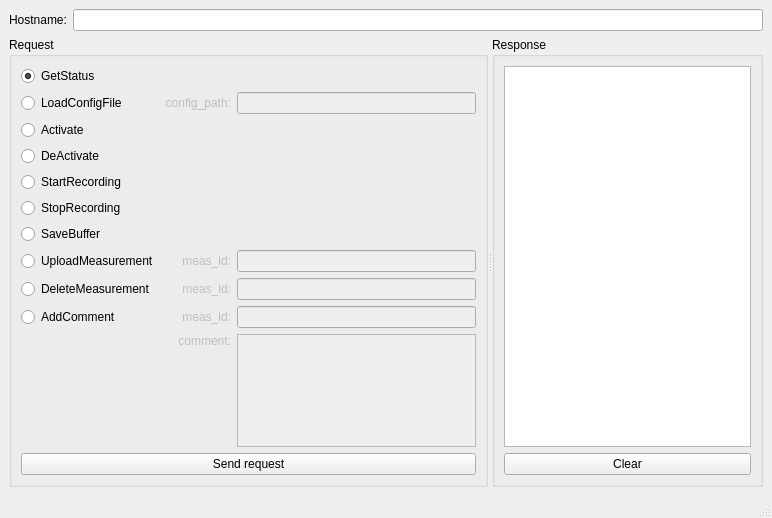
Above: samples/cpp/services/rec_server_service_gui/src/rec_server_service_gui.ui from eclipse-ecal/ecal before the change. Below: the same form after it.
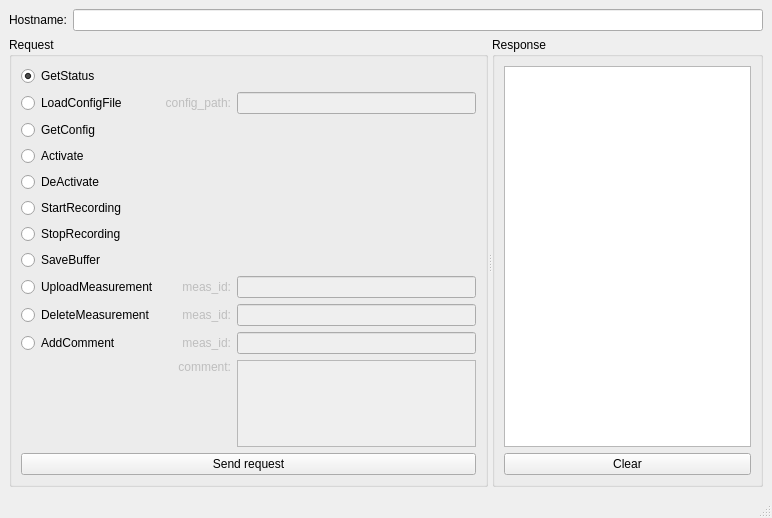
That is the form after the change. Icons and pictures are not drawn.

Diff of the .ui file:
```diff
--- a/samples/cpp/services/rec_server_service_gui/src/rec_server_service_gui.ui
+++ b/samples/cpp/services/rec_server_service_gui/src/rec_server_service_gui.ui
@@ -49,6 +49,13 @@
         <string>Request</string>
        </property>
        <layout class="QGridLayout" name="gridLayout">
+        <item row="11" column="2">
+         <widget class="QTextEdit" name="request_add_comment_param_comment_textedit">
+          <property name="enabled">
+           <bool>false</bool>
+          </property>
+         </widget>
+        </item>
         <item row="1" column="1">
          <widget class="QLabel" name="label">
           <property name="enabled">
@@ -62,28 +69,14 @@
           </property>
          </widget>
         </item>
-        <item row="4" column="0">
-         <widget class="QRadioButton" name="request_start_recording_radiobutton">
-          <property name="text">
-           <string>StartRecording</string>
+        <item row="9" column="2">
+         <widget class="QLineEdit" name="request_delete_measurement_lineedit">
+          <property name="enabled">
+           <bool>false</bool>
           </property>
          </widget>
         </item>
-        <item row="8" column="0">
-         <widget class="QRadioButton" name="request_delete_measurement_radiobutton">
-          <property name="text">
-           <string>DeleteMeasurement</string>
-          </property>
-         </widget>
-        </item>
-        <item row="3" column="0">
-         <widget class="QRadioButton" name="request_deactivate_radiobutton">
-          <property name="text">
-           <string>DeActivate</string>
-          </property>
-         </widget>
-        </item>
-        <item row="5" column="0">
+        <item row="6" column="0">
          <widget class="QRadioButton" name="request_stop_recording_radiobutton">
           <property name="text">
            <string>StopRecording</string>
@@ -91,128 +84,27 @@
          </widget>
         </item>
         <item row="7" column="0">
-         <widget class="QRadioButton" name="request_upload_measurement_radiobutton">
-          <property name="text">
-           <string>UploadMeasurement</string>
-          </property>
-         </widget>
-        </item>
-        <item row="1" column="0">
-         <widget class="QRadioButton" name="request_load_config_file_radiobutton">
-          <property name="text">
-           <string>LoadConfigFile</string>
-          </property>
-         </widget>
-        </item>
-        <item row="1" column="2">
-         <widget class="QLineEdit" name="request_load_config_file_param_config_path_lineedit">
-          <property name="enabled">
-           <bool>false</bool>
-          </property>
-         </widget>
-        </item>
-        <item row="6" column="0">
          <widget class="QRadioButton" name="request_save_buffer_radiobutton">
           <property name="text">
            <string>SaveBuffer</string>
           </property>
          </widget>
         </item>
-        <item row="7" column="1">
-         <widget class="QLabel" name="label_3">
-          <property name="enabled">
-           <bool>false</bool>
-          </property>
-          <property name="text">
-           <string>meas_id:</string>
-          </property>
-          <property name="alignment">
-           <set>Qt::AlignRight|Qt::AlignTrailing|Qt::AlignVCenter</set>
-          </property>
-         </widget>
-        </item>
-        <item row="7" column="2">
-         <widget class="QLineEdit" name="request_upload_measurement_param_meas_id_lineedit">
-          <property name="enabled">
-           <bool>false</bool>
-          </property>
-          <property name="inputMethodHints">
-           <set>Qt::ImhDigitsOnly|Qt::ImhPreferNumbers</set>
-          </property>
-         </widget>
-        </item>
-        <item row="2" column="0">
-         <widget class="QRadioButton" name="request_activate_radiobutton">
-          <property name="text">
-           <string>Activate</string>
-          </property>
-         </widget>
-        </item>
-        <item row="9" column="2">
-         <widget class="QLineEdit" name="request_add_comment_param_meas_id_lineedit">
-          <property name="enabled">
-           <bool>false</bool>
-          </property>
-          <property name="inputMethodHints">
-           <set>Qt::ImhDigitsOnly</set>
-          </property>
-         </widget>
-        </item>
-        <item row="8" column="1">
-         <widget class="QLabel" name="label_6">
-          <property name="enabled">
-           <bool>false</bool>
-          </property>
-          <property name="text">
-           <string>meas_id:</string>
-          </property>
-          <property name="alignment">
-           <set>Qt::AlignRight|Qt::AlignTrailing|Qt::AlignVCenter</set>
-          </property>
-         </widget>
-        </item>
-        <item row="10" column="2">
-         <widget class="QTextEdit" name="request_add_comment_param_comment_textedit">
-          <property name="enabled">
-           <bool>false</bool>
-          </property>
-         </widget>
-        </item>
         <item row="9" column="0">
-         <widget class="QRadioButton" name="request_add_comment_radiobutton">
+         <widget class="QRadioButton" name="request_delete_measurement_radiobutton">
           <property name="text">
-           <string>AddComment</string>
-          </property>
-         </widget>
-        </item>
-        <item row="9" column="1">
-         <widget class="QLabel" name="label_4">
-          <property name="enabled">
-           <bool>false</bool>
-          </property>
-          <property name="text">
-           <string>meas_id:</string>
-          </property>
-          <property name="alignment">
-           <set>Qt::AlignRight|Qt::AlignTrailing|Qt::AlignVCenter</set>
-          </property>
-         </widget>
-        </item>
-        <item row="11" column="0" colspan="3">
-         <widget class="QPushButton" name="send_request_button">
-          <property name="text">
-           <string>Send request</string>
+           <string>DeleteMeasurement</string>
           </property>
          </widget>
         </item>
         <item row="8" column="2">
-         <widget class="QLineEdit" name="request_delete_measurement_lineedit">
+         <widget class="QLineEdit" name="request_upload_measurement_param_meas_id_lineedit">
           <property name="enabled">
            <bool>false</bool>
           </property>
          </widget>
         </item>
-        <item row="10" column="1">
+        <item row="11" column="1">
          <widget class="QLabel" name="label_5">
           <property name="enabled">
            <bool>false</bool>
@@ -235,6 +127,118 @@
           </property>
          </widget>
         </item>
+        <item row="5" column="0">
+         <widget class="QRadioButton" name="request_start_recording_radiobutton">
+          <property name="text">
+           <string>StartRecording</string>
+          </property>
+         </widget>
+        </item>
+        <item row="8" column="0">
+         <widget class="QRadioButton" name="request_upload_measurement_radiobutton">
+          <property name="text">
+           <string>UploadMeasurement</string>
+          </property>
+         </widget>
+        </item>
+        <item row="1" column="0">
+         <widget class="QRadioButton" name="request_load_config_file_radiobutton">
+          <property name="text">
+           <string>LoadConfigFile</string>
+          </property>
+         </widget>
+        </item>
+        <item row="9" column="1">
+         <widget class="QLabel" name="label_6">
+          <property name="enabled">
+           <bool>false</bool>
+          </property>
+          <property name="text">
+           <string>meas_id:</string>
+          </property>
+          <property name="alignment">
+           <set>Qt::AlignRight|Qt::AlignTrailing|Qt::AlignVCenter</set>
+          </property>
+         </widget>
+        </item>
+        <item row="10" column="2">
+         <widget class="QLineEdit" name="request_add_comment_param_meas_id_lineedit">
+          <property name="enabled">
+           <bool>false</bool>
+          </property>
+          <property name="inputMethodHints">
+           <set>Qt::ImhDigitsOnly</set>
+          </property>
+         </widget>
+        </item>
+        <item row="8" column="1">
+         <widget class="QLabel" name="label_3">
+          <property name="enabled">
+           <bool>false</bool>
+          </property>
+          <property name="text">
+           <string>meas_id:</string>
+          </property>
+          <property name="alignment">
+           <set>Qt::AlignRight|Qt::AlignTrailing|Qt::AlignVCenter</set>
+          </property>
+         </widget>
+        </item>
+        <item row="3" column="0">
+         <widget class="QRadioButton" name="request_activate_radiobutton">
+          <property name="text">
+           <string>Activate</string>
+          </property>
+         </widget>
+        </item>
+        <item row="12" column="0" colspan="3">
+         <widget class="QPushButton" name="send_request_button">
+          <property name="text">
+           <string>Send request</string>
+          </property>
+         </widget>
+        </item>
+        <item row="10" column="0">
+         <widget class="QRadioButton" name="request_add_comment_radiobutton">
+          <property name="text">
+           <string>AddComment</string>
+          </property>
+         </widget>
+        </item>
+        <item row="10" column="1">
+         <widget class="QLabel" name="label_4">
+          <property name="enabled">
+           <bool>false</bool>
+          </property>
+          <property name="text">
+           <string>meas_id:</string>
+          </property>
+          <property name="alignment">
+           <set>Qt::AlignRight|Qt::AlignTrailing|Qt::AlignVCenter</set>
+          </property>
+         </widget>
+        </item>
+        <item row="1" column="2">
+         <widget class="QLineEdit" name="request_load_config_file_param_config_path_lineedit">
+          <property name="enabled">
+           <bool>false</bool>
+          </property>
+         </widget>
+        </item>
+        <item row="4" column="0">
+         <widget class="QRadioButton" name="request_deactivate_radiobutton">
+          <property name="text">
+           <string>DeActivate</string>
+          </property>
+         </widget>
+        </item>
+        <item row="2" column="0">
+         <widget class="QRadioButton" name="request_get_config_radiobutton">
+          <property name="text">
+           <string>GetConfig</string>
+          </property>
+         </widget>
+        </item>
        </layout>
       </widget>
       <widget class="QGroupBox" name="groupBox_2">
```
Left out of the diff: 3 changed lines with no effect on the pictures.
